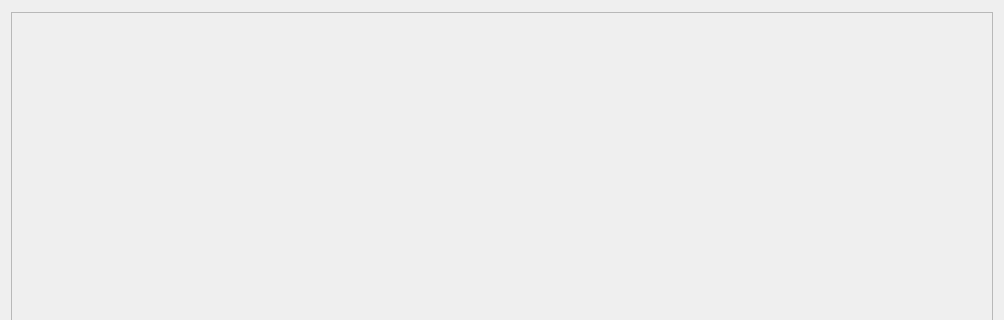
The window that resources/dialog.ui (shotgunsoftware/tk-multi-importcut) describes before a commit, drawn with Qt 5; both pictures show x 0 to 1004 and y 0 to 320 of the 1004 by 709 pixel window.
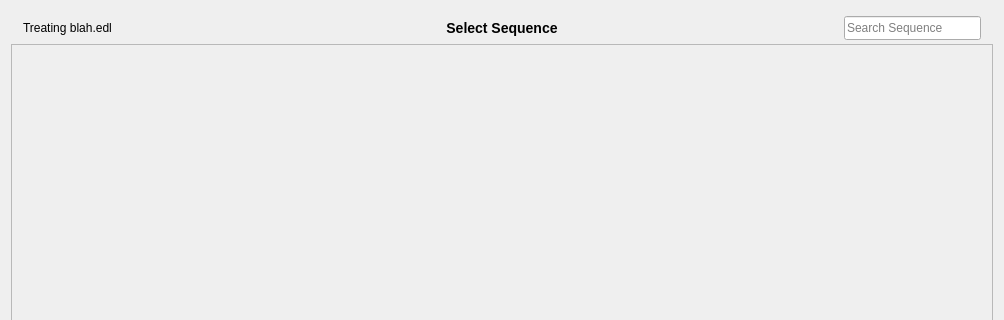
The same window after the commit. The open tabs and pages were chosen to show the change. Icons and pictures are not drawn. Custom widgets are drawn as their Qt base class.

Commit message: Added search line edit and labels for sequences view

```diff
--- a/resources/dialog.ui
+++ b/resources/dialog.ui
@@ -44,6 +44,18 @@
       </layout>
      </widget>
      <widget class="QWidget" name="sequence_list_page">
+      <property name="sizePolicy">
+       <sizepolicy hsizetype="Preferred" vsizetype="Preferred">
+        <horstretch>0</horstretch>
+        <verstretch>0</verstretch>
+       </sizepolicy>
+      </property>
+      <property name="minimumSize">
+       <size>
+        <width>0</width>
+        <height>0</height>
+       </size>
+      </property>
       <layout class="QVBoxLayout" name="verticalLayout_3">
        <property name="spacing">
         <number>0</number>
@@ -51,6 +63,84 @@
        <property name="margin">
         <number>0</number>
        </property>
+       <item>
+        <layout class="QHBoxLayout" name="horizontalLayout_7" stretch="1,2,1,2,1">
+         <property name="leftMargin">
+          <number>12</number>
+         </property>
+         <property name="topMargin">
+          <number>4</number>
+         </property>
+         <property name="rightMargin">
+          <number>12</number>
+         </property>
+         <property name="bottomMargin">
+          <number>4</number>
+         </property>
+         <item>
+          <widget class="QLabel" name="sequences_label">
+           <property name="text">
+            <string>Treating blah.edl</string>
+           </property>
+          </widget>
+         </item>
+         <item>
+          <spacer name="horizontalSpacer_7">
+           <property name="orientation">
+            <enum>Qt::Horizontal</enum>
+           </property>
+           <property name="sizeHint" stdset="0">
+            <size>
+             <width>40</width>
+             <height>20</height>
+            </size>
+           </property>
+          </spacer>
+         </item>
+         <item>
+          <widget class="QLabel" name="sequences_title_label">
+           <property name="text">
+            <string>&lt;big&gt;&lt;b&gt;Select Sequence&lt;/b&gt;&lt;/big&gt;</string>
+           </property>
+           <property name="alignment">
+            <set>Qt::AlignCenter</set>
+           </property>
+          </widget>
+         </item>
+         <item>
+          <spacer name="horizontalSpacer_9">
+           <property name="orientation">
+            <enum>Qt::Horizontal</enum>
+           </property>
+           <property name="sizeHint" stdset="0">
+            <size>
+             <width>40</width>
+             <height>20</height>
+            </size>
+           </property>
+          </spacer>
+         </item>
+         <item>
+          <widget class="SearchWidget" name="sequences_search_line_edit">
+           <property name="sizePolicy">
+            <sizepolicy hsizetype="Preferred" vsizetype="Preferred">
+             <horstretch>0</horstretch>
+             <verstretch>0</verstretch>
+            </sizepolicy>
+           </property>
+           <property name="minimumSize">
+            <size>
+             <width>0</width>
+             <height>24</height>
+            </size>
+           </property>
+           <property name="placeholderText">
+            <string>Search Sequence</string>
+           </property>
+          </widget>
+         </item>
+        </layout>
+       </item>
        <item>
         <widget class="QScrollArea" name="scrollArea">
          <property name="widgetResizable">
@@ -62,7 +152,7 @@
             <x>0</x>
             <y>0</y>
             <width>978</width>
-            <height>577</height>
+            <height>545</height>
            </rect>
           </property>
           <property name="styleSheet">
```
The commit also changes 1 other file.
